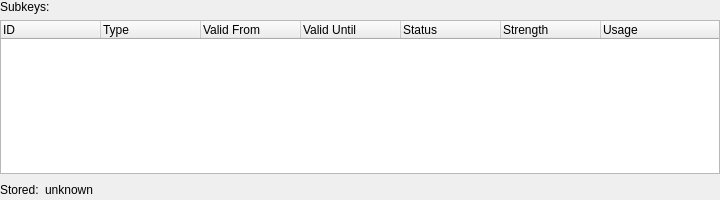
Before: the Qt Designer form src/dialogs/subkeyswidget.ui in sensama/kleopatra, drawn with Qt 5.
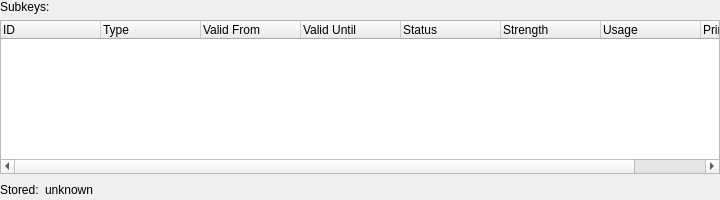
After: the same form once the commit is applied.

Commit message:
Add new column in subkey details to mark primary
This should resolve some confusion why or if the primary
key is listed in the subkeys.

What changed in the file:
```diff
--- a/src/dialogs/subkeyswidget.ui
+++ b/src/dialogs/subkeyswidget.ui
@@ -70,6 +70,11 @@
        <string>Usage</string>
       </property>
      </column>
+     <column>
+      <property name="text">
+       <string>Primary?</string>
+      </property>
+     </column>
     </widget>
    </item>
    <item>
```
The commit also changes 1 other file.
